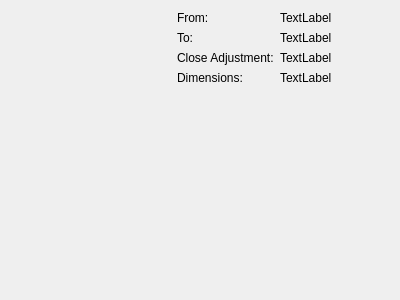
Above: arkhorclient/gui/gatedatawidget.ui from kingnak/arkhor before the change. Below: the same form after it.
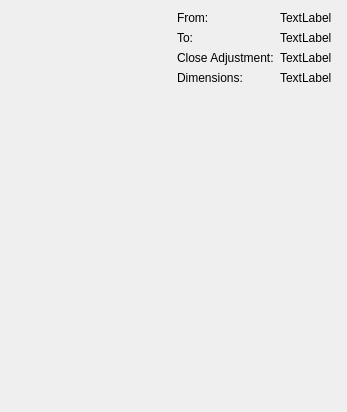
That is the form after the change. Custom widgets are drawn as their Qt base class.

```diff
--- a/arkhorclient/gui/gatedatawidget.ui
+++ b/arkhorclient/gui/gatedatawidget.ui
@@ -6,14 +6,16 @@
    <rect>
     <x>0</x>
     <y>0</y>
-    <width>400</width>
-    <height>300</height>
+    <width>347</width>
+    <height>412</height>
    </rect>
   </property>
   <property name="windowTitle">
    <string>Form</string>
   </property>
-  <layout class="QHBoxLayout" name="horizontalLayout">
+  <layout class="QHBoxLayout" name="horizontalLayout" stretch="0,1">
+   <item>
+    <layout class="QVBoxLayout" name="verticalLayout">
    <item>
     <widget class="GateWidget" name="wgtGate" native="true">
      <property name="minimumSize">
@@ -29,6 +31,21 @@
       </size>
      </property>
     </widget>
+     </item>
+     <item>
+      <spacer name="verticalSpacer">
+       <property name="orientation">
+        <enum>Qt::Vertical</enum>
+       </property>
+       <property name="sizeHint" stdset="0">
+        <size>
+         <width>20</width>
+         <height>40</height>
+        </size>
+       </property>
+      </spacer>
+     </item>
+    </layout>
    </item>
    <item>
     <layout class="QFormLayout" name="formLayout">
```
Lines whose indentation alone changed are shown as unchanged.
